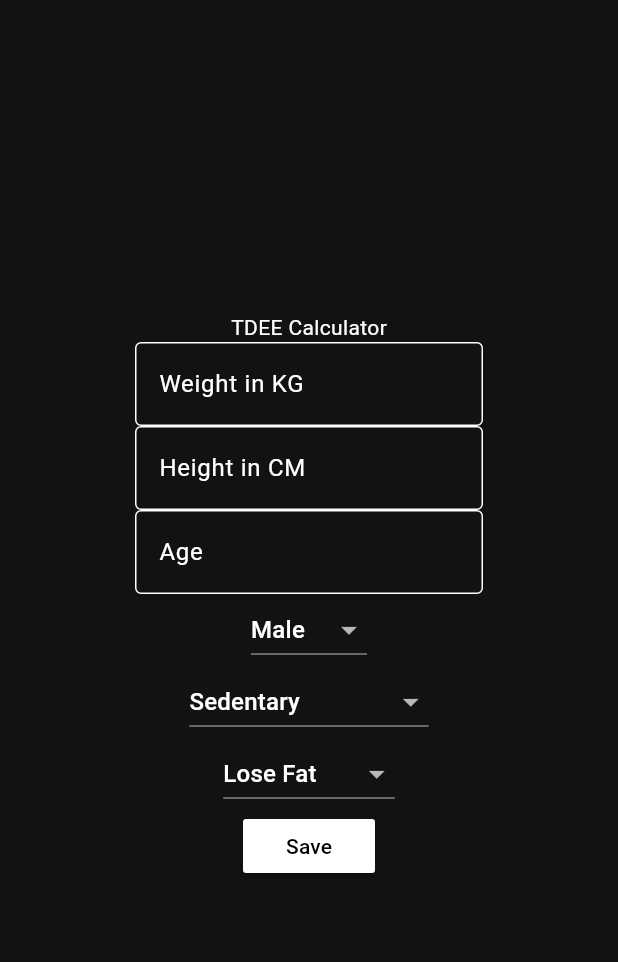
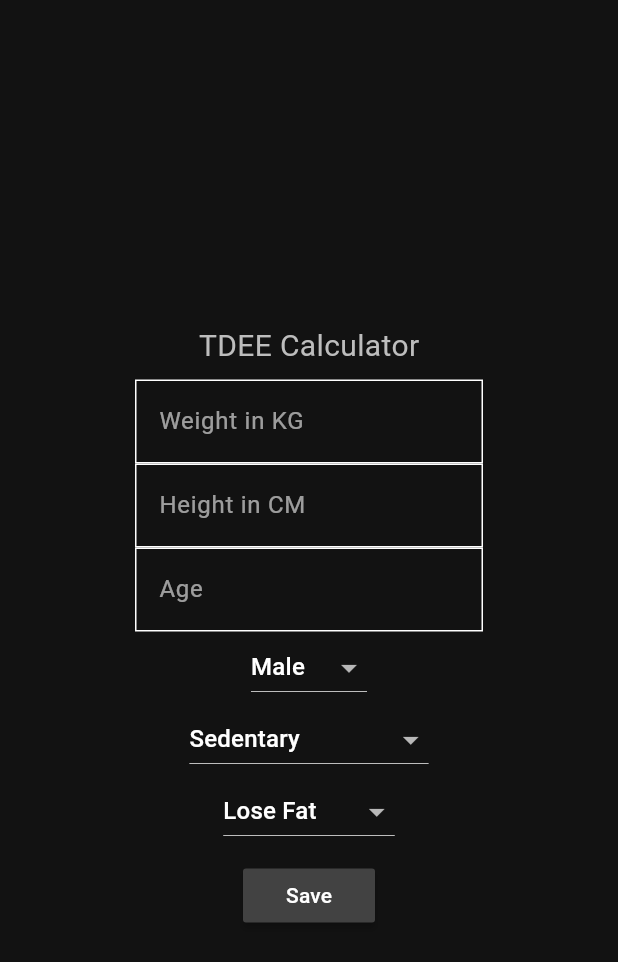
Before and after one commit to r2andrew/caloreasy, a Flutter app: the TDEEDialog widget shown alone on an empty page, opened directly with empty values, on a phone screen of 412 x 824 dp. Shown: the top 962 px of the screen. Run offline on Flutter 3.47's test engine with Material 3 defaults, Android fonts, the phone set to English and light mode, and no system bars; our stand-ins replace flutter_local_notifications, flutter_slidable, hive, hive_flutter; missing offline and left inert: android_alarm_manager_plus, openfoodfacts; accounts and stored records are empty.

Commit message:
redesign tdee dialog

```diff
--- a/lib/components/tdee_dialog.dart
+++ b/lib/components/tdee_dialog.dart
@@ -44,11 +44,19 @@ class _TDEEDialogState extends State<TDEEDialog> {
   @override
   Widget build(BuildContext context) {
     return AlertDialog(
+      shape: ContinuousRectangleBorder(),
       content: SizedBox(
         height: 400,
         child: Column(
           children: [
-            Text('TDEE Calculator'),
+            Padding(
+              padding: const EdgeInsets.all(8.0),
+              child: Text('TDEE Calculator',
+                style: TextStyle(
+                  fontSize: 20,
+                  color: Colors.grey[400]),
+              ),
+            ),
 
             TextField(
               keyboardType: TextInputType.number,
@@ -56,7 +64,12 @@ class _TDEEDialogState extends State<TDEEDialog> {
                 FilteringTextInputFormatter.digitsOnly
               ],
               decoration: InputDecoration(
-                  border: OutlineInputBorder(),
+                  border: OutlineInputBorder(
+                      borderRadius: BorderRadius.all(Radius.circular(0))
+                  ),
+                  hintStyle: TextStyle(
+                      color: Colors.white.withAlpha(150)
+                  ),
                   hintText: 'Weight in KG'
               ),
               controller: _weightController,
@@ -67,7 +80,12 @@ class _TDEEDialogState extends State<TDEEDialog> {
                 FilteringTextInputFormatter.digitsOnly
               ],
               decoration: InputDecoration(
-                  border: OutlineInputBorder(),
+                  border: OutlineInputBorder(
+                      borderRadius: BorderRadius.all(Radius.circular(0))
+                  ),
+                  hintStyle: TextStyle(
+                      color: Colors.white.withAlpha(150)
+                  ),
                   hintText: 'Height in CM'
               ),
               controller: _heightController,
@@ -78,7 +96,12 @@ class _TDEEDialogState extends State<TDEEDialog> {
                 FilteringTextInputFormatter.digitsOnly
               ],
               decoration: InputDecoration(
-                  border: OutlineInputBorder(),
+                  border: OutlineInputBorder(
+                      borderRadius: BorderRadius.all(Radius.circular(0))
+                  ),
+                  hintStyle: TextStyle(
+                      color: Colors.white.withAlpha(150)
+                  ),
                   hintText: 'Age'
               ),
               controller: _ageController,
@@ -157,11 +180,14 @@ class _TDEEDialogState extends State<TDEEDialog> {
                 }
             ),
 
-            MaterialButton(
-              color: Colors.white,
-              textColor: Colors.black,
-              onPressed: () => submit(),
-              child: Text('Save'),
+            Padding(
+              padding: const EdgeInsets.all(8.0),
+              child: MaterialButton(
+                color: Colors.grey[800],
+                textColor: Colors.white,
+                onPressed: () => submit(),
+                child: Text('Save'),
+              ),
             )
           ],
         ),
```
